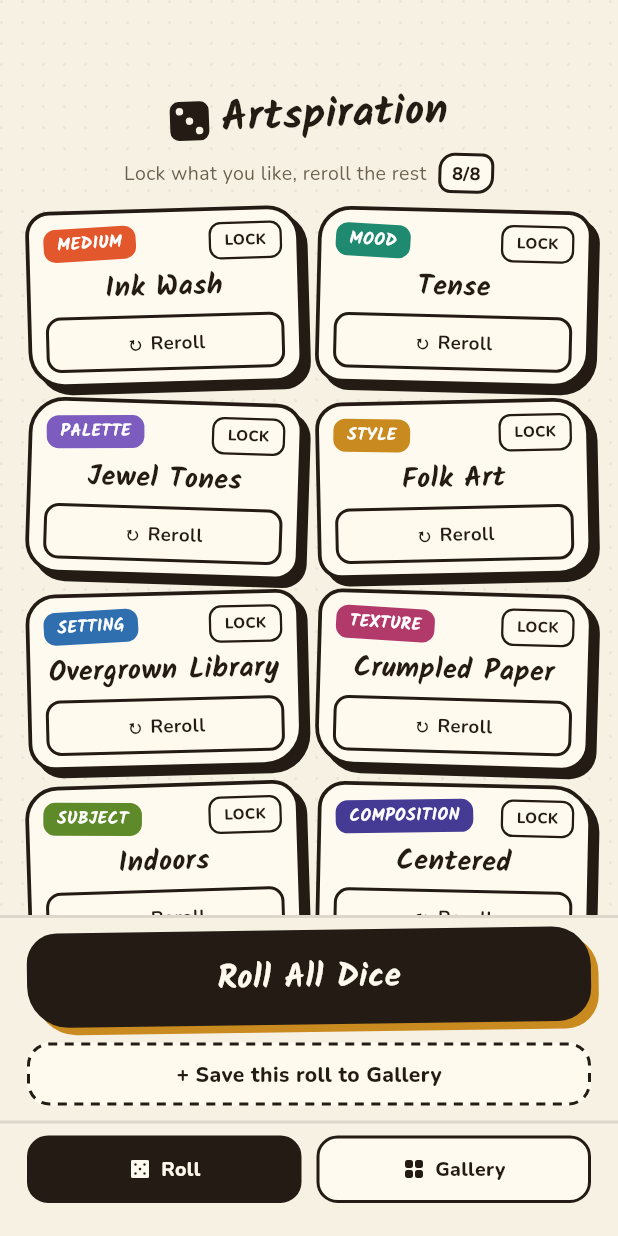
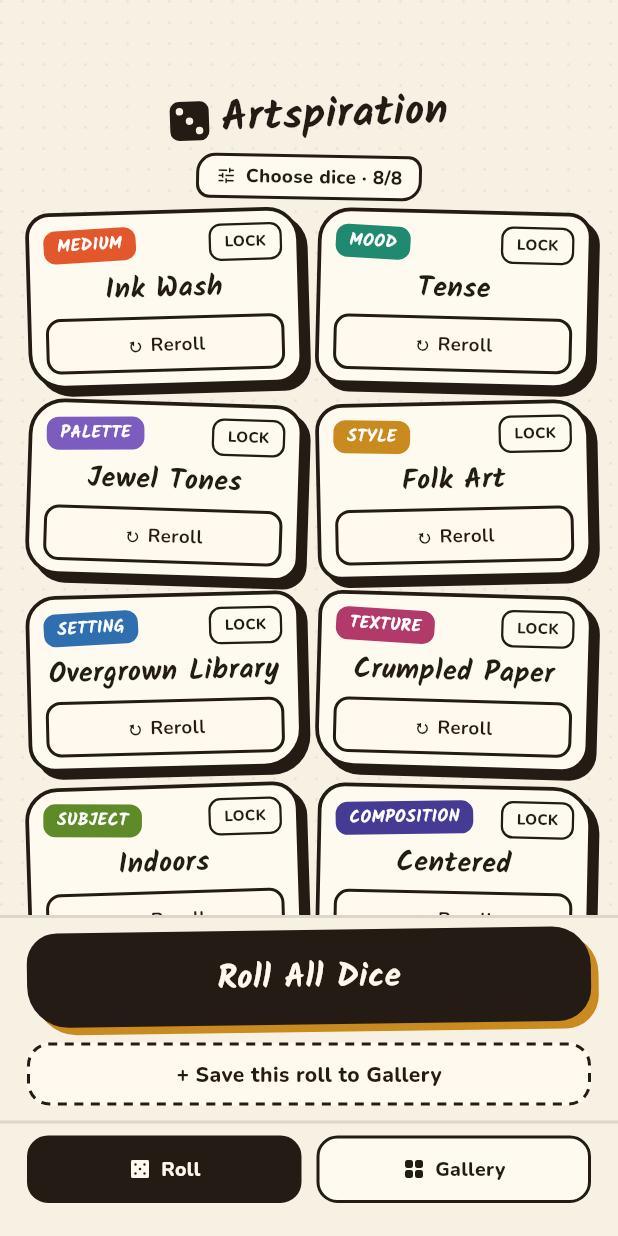
Before and after one commit to kristinbrooks/artspiration, a Flutter app: the screen it shows after launch, on a phone screen of 412 x 824 dp. Run offline on Flutter 3.47's test engine with Material 3 defaults, Android fonts, the phone set to English and light mode, and no system bars; our stand-ins replace image_picker.

Commit message:
Replace the subhead tagline with a Choose dice button
The dice picker had been squeezed onto the end of the subhead line as a bare
"8/8" chip, which read as a status counter rather than a control -- it was
missed entirely on first use. An icon helped, but the real problem was the
space: the eight-dice grid clears an iPhone screen by about seven pixels, so
the header could carry the tagline or a findable control, not both.

"Lock what you like, reroll the rest" restated what the Lock and Reroll
buttons already say, so it gives up its line to a labelled button.

Co-Authored-By: Claude Opus 5 <noreply@anthropic.com>

```diff
--- a/lib/screens/roll_screen.dart
+++ b/lib/screens/roll_screen.dart
@@ -1,3 +1,4 @@
+import 'package:flutter/material.dart' show Icons;
 import 'package:flutter/widgets.dart';
 
 import '../data/categories.dart';
@@ -26,8 +27,8 @@ class RollScreen extends StatelessWidget {
               children: [
                 _RollHeader(state: state),
                 // Was 18 (16px column gap + 2px header margin); trimmed to pay
-                // for the picker's height on the subhead line.
-                const SizedBox(height: 10),
+                // for the picker button's height.
+                const SizedBox(height: 7),
                 _DiceGrid(state: state),
               ],
             ),
@@ -92,26 +93,13 @@ class _RollHeader extends StatelessWidget {
             ],
           ),
         ),
-        const SizedBox(height: 4),
-        // The picker shares the subhead's line rather than taking one of its
-        // own: the grid clears an iPhone screen by only a few pixels, and an
-        // extra row pushes the last dice back below the fold. It rides here
-        // rather than beside the title because Kalam at 28px leaves no room.
-        Row(
-          mainAxisAlignment: MainAxisAlignment.center,
-          crossAxisAlignment: CrossAxisAlignment.center,
-          children: [
-            Flexible(
-              child: Text(
-                'Lock what you like, reroll the rest',
-                maxLines: 1,
-                style: AppText.nunito(13, color: AppColors.mutedBrown),
-              ),
-            ),
-            const SizedBox(width: 8),
-            _DicePicker(state: state),
-          ],
-        ),
+        const SizedBox(height: 5),
+        // This row was the "Lock what you like, reroll the rest" tagline. The
+        // grid clears an iPhone screen by only a few pixels, so the picker
+        // could either share that line as a cramped chip or take it over
+        // outright — and a control people can find beats a restatement of what
+        // the buttons already say.
+        _DicePicker(state: state),
       ],
     );
   }
@@ -132,25 +120,30 @@ class _DicePicker extends StatelessWidget {
     // without counting greyed cards.
     final reduced = enabled < total;
 
+    final foreground = reduced ? AppColors.cream : AppColors.ink;
+
     return GestureDetector(
       onTap: () => showDiceSetupSheet(context, state),
       child: Semantics(
         button: true,
         label: '$enabled of $total dice in play. Choose dice.',
         child: Sticker(
-          rotation: 1.5,
-          borderRadius: AppShape.radii(11, 8, 11, 8),
+          rotation: 1,
+          borderRadius: AppShape.radii(13, 9, 13, 9),
           background: reduced ? AppColors.ink : AppColors.cardSurface,
           borderWidth: 2,
           showShadow: false,
-          padding: const EdgeInsets.symmetric(horizontal: 9, vertical: 5),
-          child: Text(
-            '$enabled/$total',
-            style: AppText.nunito(
-              12,
-              weight: 800,
-              color: reduced ? AppColors.cream : AppColors.ink,
-            ),
+          padding: const EdgeInsets.symmetric(horizontal: 13, vertical: 6),
+          child: Row(
+            mainAxisSize: MainAxisSize.min,
+            children: [
+              Icon(Icons.tune_rounded, size: 14, color: foreground),
+              const SizedBox(width: 6),
+              Text(
+                'Choose dice · $enabled/$total',
+                style: AppText.nunito(12.5, weight: 800, color: foreground),
+              ),
+            ],
           ),
         ),
       ),
```
Also changed, not shown: 1 other file.
